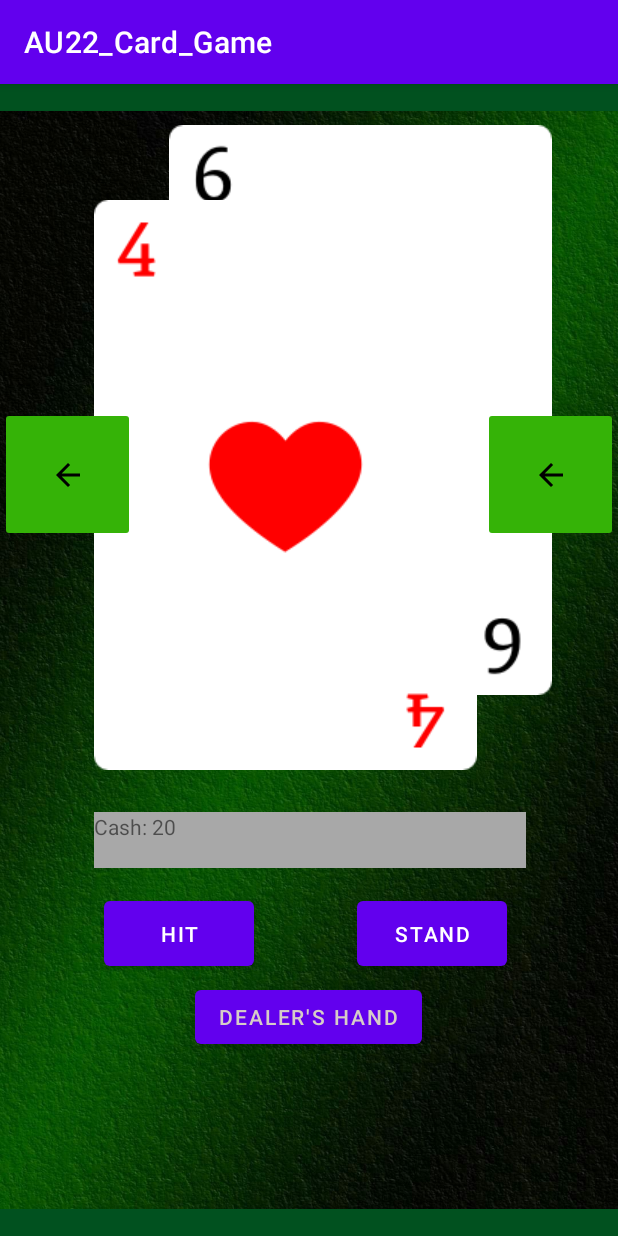
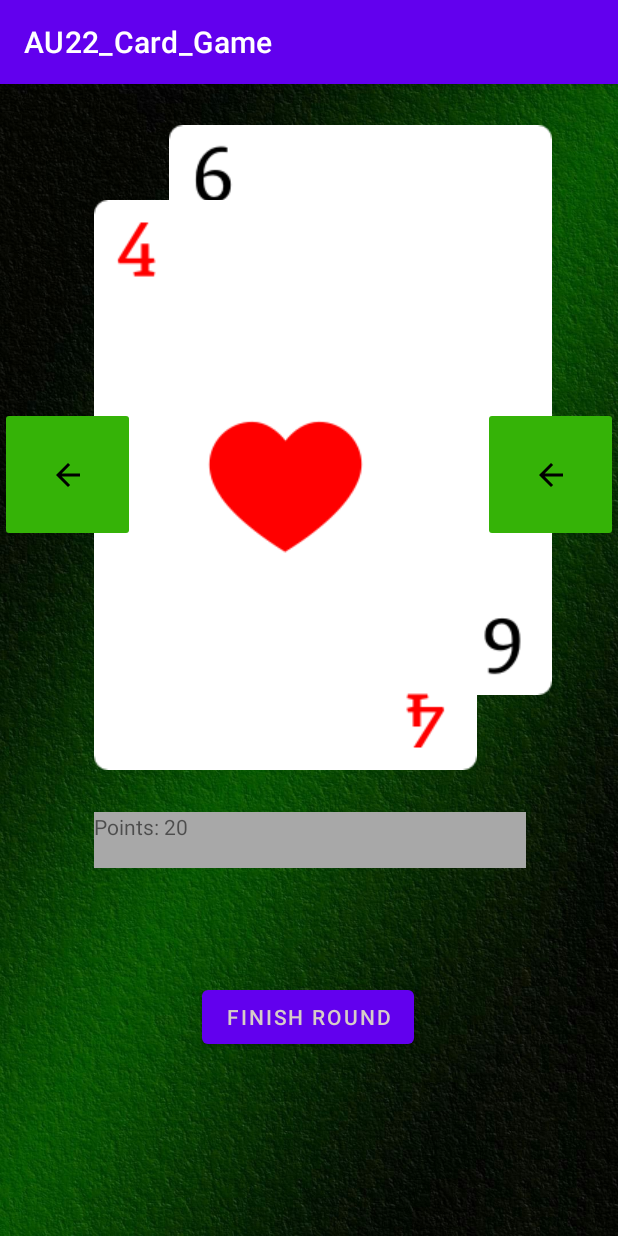
Before and after one commit to Screenbottle/AU22_Card_Game, an Android app: the RoundActivity screen opened directly, with no data from a screen before it, after a tap on "STAND", on a phone screen of 412 x 824 dp. Run offline under Robolectric (Android 15) with nearby library versions, the phone set to English and light mode, and no system bars; 3 other taps on this screen came first.

Commit message:
added final activity, finished functionality in all activities, minor bugfixes, TODO: minor xml modifications

```diff
--- a/app/src/main/AndroidManifest.xml
+++ b/app/src/main/AndroidManifest.xml
@@ -13,6 +13,9 @@
         android:supportsRtl="true"
         android:theme="@style/Theme.AU22_Card_Game"
         tools:targetApi="31">
+        <activity
+            android:name=".RoundResultActivity"
+            android:exported="false" />
         <activity
             android:name=".DealerHandActivity"
             android:exported="false" />
--- a/app/src/main/java/com/example/au22_card_game/GameState.kt
+++ b/app/src/main/java/com/example/au22_card_game/GameState.kt
@@ -1,10 +1,11 @@
 package com.example.au22_card_game
 
 object GameState {
-    var playerChips : Int = 5000
-    var playerBet : Int = 0
+    var playerChips : Double = 5000.0
+    var playerBet : Double = 0.0
+    var playerBetReturn: Double = 0.0
     val dealerHand = Player()
-    lateinit var roundStatus : String
+    var roundStatus : String? = null
 
     fun playerWin() {
         roundStatus = "WIN"
@@ -17,4 +18,17 @@ object GameState {
     fun playerLoss() {
         roundStatus = "LOSS"
     }
+
+    fun roundOver() {
+        roundStatus = "OVER"
+    }
+
+    fun playerChipUpdate(reward: Double) {
+        playerChips += reward
+    }
+
+    fun newRound() {
+        dealerHand.handOfCards.clear()
+        roundStatus = null
+    }
 }
--- a/app/src/main/java/com/example/au22_card_game/Player.kt
+++ b/app/src/main/java/com/example/au22_card_game/Player.kt
@@ -6,5 +6,27 @@ class Player(
     var frontCardIndex : Int = 0,
     var backCardIndex : Int = 0
 ) {
-
+    fun pointUpdate() {
+        //calculates the players current point total, and checks for aces
+        points = 0
+        var hasAce = false
+        for (card in handOfCards) {
+            points += card.value
+            if (card.value == 11) {
+                hasAce = true
+            }
+        }
+        if(hasAce && points > 21) {
+            points = 0
+            for (card in handOfCards) {
+                if (card.value == 11) {
+                    card.value = 1
+                    points += card.value
+                }
+                else {
+                    points += card.value
+                }
+            }
+        }
+    }
 }
--- a/app/src/main/java/com/example/au22_card_game/RoundActivity.kt
+++ b/app/src/main/java/com/example/au22_card_game/RoundActivity.kt
@@ -3,18 +3,22 @@ package com.example.au22_card_game
 import android.content.Intent
 import androidx.appcompat.app.AppCompatActivity
 import android.os.Bundle
+import android.util.Log
 import android.view.View
 import android.widget.Button
 import android.widget.ImageButton
 import android.widget.ImageView
 import android.widget.TextView
-import com.example.au22_card_game.GameState.dealerHand
 
 class RoundActivity : AppCompatActivity() {
 
     private lateinit var cardDeck : MutableList<PlayingCard>
     private val playerHand = Player()
-
+    private lateinit var hitButton: Button
+    private lateinit var standButton: Button
+    private lateinit var dealerButton: Button
+    private lateinit var cardViewBack: ImageView
+    private lateinit var cardViewFront: ImageView
 
     override fun onCreate(savedInstanceState: Bundle?) {
         super.onCreate(savedInstanceState)
@@ -22,9 +26,10 @@ class RoundActivity : AppCompatActivity() {
 
         val playerCount = 1
 
-        val handList = arrayOf(playerHand, dealerHand)
+        val handList = arrayOf(playerHand, GameState.dealerHand)
 
         makeDeck()
+        GameState.newRound()
 
         for (i in 1..2) {
             for (j in 0..playerCount) {
@@ -33,37 +38,40 @@ class RoundActivity : AppCompatActivity() {
             }
         }
 
-        val hitButton = findViewById<Button>(R.id.hitButton)
+        cardViewBack = findViewById(R.id.cardViewBack)
+        cardViewFront = findViewById(R.id.cardViewFront)
+
+        hitButton = findViewById(R.id.hitButton)
+        standButton = findViewById(R.id.standButton)
+        dealerButton = findViewById(R.id.dealerButton)
 
         hitButton.setOnClickListener {
 
             playerHand.handOfCards.add(drawCard())
-            playerPointUpdate(playerHand)
+            playerHand.pointUpdate()
 
             setCardView()
 
             if (playerHand.points > 21) {
-                //todo
-                //lose round
+                GameState.playerLoss()
+                dealerPlay()
+                roundOver()
+                dealerButton.setText(R.string.roundResultButton)
             }
             else if (playerHand.points == 21) {
                 //go to dealers play
                 dealerPlay()
+                roundOver()
             }
         }
 
-        val standButton = findViewById<Button>(R.id.standButton)
-
         standButton.setOnClickListener {
+            roundOver()
             dealerPlay()
         }
 
-        val dealerButton = findViewById<Button>(R.id.dealerButton)
-
         dealerButton.setOnClickListener {
             val intent = Intent(this, DealerHandActivity::class.java)
-            intent.putExtra(ROUND_STATUS_KEY, false)
-
             startActivity(intent)
         }
 
@@ -79,29 +87,33 @@ class RoundActivity : AppCompatActivity() {
             setCardView("right")
         }
 
-        playerPointUpdate(playerHand)
-        playerPointUpdate(dealerHand)
+        playerHand.pointUpdate()
+        GameState.dealerHand.pointUpdate()
 
 
         setCardView()
+        //checks if either the player and/or the house has a Blackjack
+        //if neither does, it proceeds as normal
+        if (playerHand.points == 21 && GameState.dealerHand.points != 21) {
+            GameState.playerWin()
+            GameState.playerBetReturn = 1.5
+            roundOver()
+        }
+        else if (playerHand.points == 21 && GameState.dealerHand.points == 21) {
+            GameState.playerTie()
+            roundOver()
+        }
+        else if (GameState.dealerHand.points == 21) {
+            GameState.playerLoss()
+            roundOver()
+        }
+        else {
+            dealerButton.setOnClickListener {
+                val intent = Intent(this, DealerHandActivity::class.java)
+                intent.putExtra(ROUND_STATUS_KEY, false)
 
-        if (playerHand.points == 21 && dealerHand.points != 21) {
-            GameState.playerWin()
-            hitButton.visibility = View.INVISIBLE
-            standButton.visibility = View.INVISIBLE
-            dealerButton.setText(R.string.roundResultButton)
-        }
-        else if (playerHand.points == 21 && dealerHand.points == 21) {
-            GameState.playerTie()
-            hitButton.visibility = View.INVISIBLE
-            standButton.visibility = View.INVISIBLE
-            dealerButton.setText(R.string.roundResultButton)
-        }
-        else if (dealerHand.points == 21) {
-            GameState.playerLoss()
-            hitButton.visibility = View.INVISIBLE
-            standButton.visibility = View.INVISIBLE
-            dealerButton.setText(R.string.roundResultButton)
+                startActivity(intent)
+            }
         }
     }
 
@@ -111,54 +123,44 @@ class RoundActivity : AppCompatActivity() {
         return cardDeck.removeAt(randomCard)
     }
 
-    private fun dealerPlay() {
+    private fun roundOver() {
+        //when the round is over, hides the hit and stand buttons, and changes the dealerButton listener
+        hitButton.visibility = View.INVISIBLE
+        standButton.visibility = View.INVISIBLE
 
-        while (dealerHand.points < 17) {
-            dealerHand.handOfCards.add(drawCard())
-            playerPointUpdate(dealerHand)
-        }
-
-        if (dealerHand.points <= 21 && dealerHand.points < playerHand.points && playerHand.points <= 21) {
-            GameState.playerWin()
-        }
-        else if (dealerHand.points <= 21 && dealerHand.points == playerHand.points) {
-            GameState.playerTie()
-        }
-        else if (dealerHand.points <= 21 && (playerHand.points < dealerHand.points || playerHand.points > 21)) {
-            GameState.playerLoss()
+        dealerButton.setText(R.string.roundResultButton)
+        dealerButton.setOnClickListener {
+            val intent = Intent(this, DealerHandActivity::class.java)
+            intent.putExtra(ROUND_STATUS_KEY, true)
+            startActivity(intent)
         }
 
     }
 
-    private fun playerPointUpdate(player : Player) {
-        //calculates the players current point total, and checks for aces
-        player.points = 0
-        var hasAce = false
-        for (card in player.handOfCards) {
-            player.points += card.value
-            if (card.value == 11) {
-                hasAce = true
-            }
+    private fun dealerPlay() {
+
+        while (GameState.dealerHand.points < 17) {
+            GameState.dealerHand.handOfCards.add(drawCard())
+            GameState.dealerHand.pointUpdate()
         }
-        if(hasAce && player.points > 21) {
-            player.points = 0
-            for (card in player.handOfCards) {
-                if (card.value == 11) {
-                    card.value = 1
-                    player.points += card.value
-                }
-                else {
-                    player.points += card.value
-                }
-            }
+
+        if (((GameState.dealerHand.points < 21 && GameState.dealerHand.points < playerHand.points) || GameState.dealerHand.points > 21) && playerHand.points <= 21) {
+            GameState.playerWin()
+            GameState.playerBetReturn = 1.0
         }
+        else if (GameState.dealerHand.points <= 21 && GameState.dealerHand.points == playerHand.points) {
+            GameState.playerTie()
+        }
+        else if ((GameState.dealerHand.points <= 21 && playerHand.points < GameState.dealerHand.points) || playerHand.points > 21) {
+            GameState.playerLoss()
+        }
+
+        Log.d("!!!", "dealer points: ${GameState.dealerHand.points}")
+
     }
 
     private fun setCardView(direction : String? = null) {
         //one function for all changes in card views
-
-        val cardViewBack = findViewById<ImageView>(R.id.cardViewBack)
-        val cardViewFront = findViewById<ImageView>(R.id.cardViewFront)
 
         when (direction) {
             "left" -> {
@@ -203,7 +205,7 @@ class RoundActivity : AppCompatActivity() {
 
                 val pointView = findViewById<TextView>(R.id.pointView)
 
-                pointView.text = getString(R.string.points, playerHand.points)
+                pointView.text = String.format(getString(R.string.points), "${playerHand.points}")
 
             }
         }
@@ -216,8 +218,9 @@ class RoundActivity : AppCompatActivity() {
         val courtList = listOf("a", "j", "q", "k")
         val courtValue = listOf(11, 10)
 
+        //nested for loops to dynamically generate each card and add them to the deck, avoids hardcoding each card
         var drawableId : Int
-        for (i in 0..3) {
+        for (i in suiteList.indices) {
             for (j in 0..12) {
                 if (j == 0) {
                     drawableId = this.resources.getIdentifier("${suiteList[i]}_${courtList[0]}", "drawable", this.packageName)
@@ -238,4 +241,10 @@ class RoundActivity : AppCompatActivity() {
         }
     }
 
+    override fun onResume() {
+        if (GameState.roundStatus == "OVER") {
+            finish()
+        }
+        super.onResume()
+    }
 }
--- a/app/src/main/res/layout/activity_round.xml
+++ b/app/src/main/res/layout/activity_round.xml
@@ -5,19 +5,10 @@
     android:layout_width="match_parent"
     android:layout_height="match_parent"
     android:animateLayoutChanges="false"
-    android:background="#01511F"
+    android:background="@drawable/greenbackground"
     android:foregroundTint="#FFFFFF"
     tools:context=".RoundActivity">
 
-    <ImageView
-        android:id="@+id/roundBackgroundView"
-        android:layout_width="wrap_content"
-        android:layout_height="wrap_content"
-        app:layout_constraintBottom_toBottomOf="parent"
-        app:layout_constraintEnd_toEndOf="parent"
-        app:layout_constraintStart_toStartOf="parent"
-        app:layout_constraintTop_toTopOf="parent"
-        app:srcCompat="@drawable/greenbackground" />
 
     <ImageView
         android:id="@+id/cardViewBack"
@@ -73,7 +64,7 @@
         android:layout_height="37dp"
         android:layout_marginTop="28dp"
         android:background="#A8A8A8"
-        android:text="@string/points"
+        android:text="@string/cash"
         app:layout_constraintEnd_toEndOf="parent"
         app:layout_constraintHorizontal_bias="0.504"
         app:layout_constraintStart_toStartOf="parent"
--- a/app/src/main/res/values/strings.xml
+++ b/app/src/main/res/values/strings.xml
@@ -9,7 +9,16 @@
     <string name="returnButton">Return</string>
     <string name="resultButton">See round result</string>
     <string name="betEditTextHint">Make your bet </string>
-    <string name="points">Cash: %1$d</string>
+    <string name="cash">Cash: %1$s</string>
+    <string name="points">Points: %1$s</string>
     <string name="backGroundName">Background Image</string>
     <string name="roundResultButton">Finish Round</string>
+    <string name="winText">You win the round!</string>
+    <string name="lossText">You lose the round!</string>
+    <string name="tieText">The round is a tie!</string>
+    <string name="betText">You bet %1$s $</string>
+    <string name="rewardText">Your payout is %1$s $</string>
+    <string name="tieRewardText">You get your bet back!</string>
+    <string name="lossRewardText">You lose your bet!</string>
+    <string name="placeholder">Placeholder</string>
 </resources>
```
Also changed, not shown: app/src/main/java/com/example/au22_card_game/DealerHandActivity.kt (+31 -11 lines), app/src/main/java/com/example/au22_card_game/MainActivity.kt (+15 -11 lines), app/src/main/java/com/example/au22_card_game/RoundResultActivity.kt (added, +55 -0 lines), app/src/main/res/layout/activity_dealer_hand.xml (+2 -10 lines), app/src/main/res/layout/activity_main.xml (+5 -22 lines), app/src/main/res/layout/activity_round_result.xml (added, +78 -0 lines), app/src/main/res/drawable/suite_background.jpeg (added).
